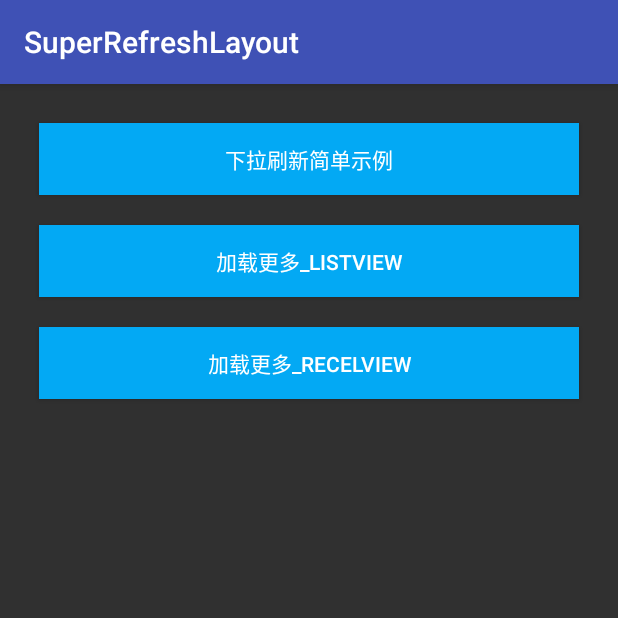
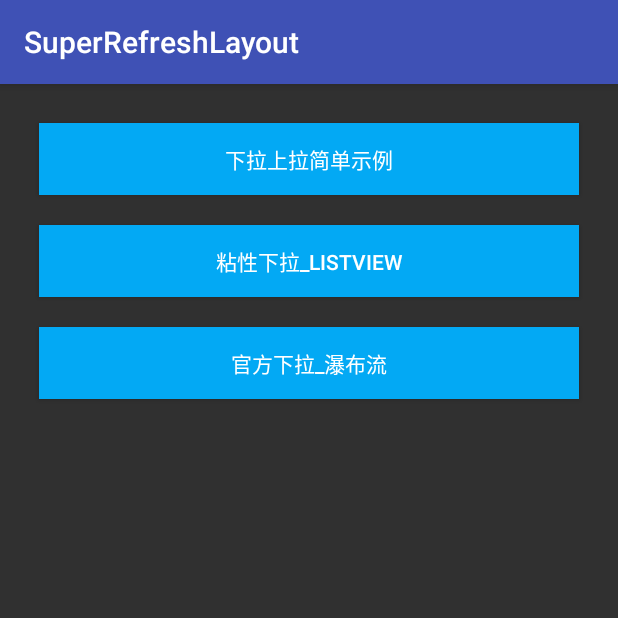
Before and after one commit to ql0101/SuperRefreshLayout-Android, an Android app: the screen it shows after launch (MainActivity), on a phone screen of 412 x 824 dp, the top half of it. Run offline under Robolectric (Android 15) with nearby library versions, the phone set to English and light mode, and no system bars.

```diff
--- a/simple/src/main/res/layout/activity_main.xml
+++ b/simple/src/main/res/layout/activity_main.xml
@@ -17,7 +17,7 @@
         android:layout_height="48dp"
         android:layout_margin="10dp"
         android:background="@color/material_blue"
-        android:text="下拉刷新简单示例" />
+        android:text="下拉上拉简单示例" />
 
     <Button
         android:id="@+id/bt_lm_lv"
@@ -25,7 +25,7 @@
         android:layout_height="48dp"
         android:layout_margin="10dp"
         android:background="@color/material_blue"
-        android:text="加载更多_Listview" />
+        android:text="粘性下拉_Listview" />
 
     <Button
         android:id="@+id/bt_lm_rv"
@@ -33,5 +33,5 @@
         android:layout_height="48dp"
         android:layout_margin="10dp"
         android:background="@color/material_blue"
-        android:text="加载更多_Recelview" />
+        android:text="官方下拉_瀑布流" />
 </LinearLayout>
```
